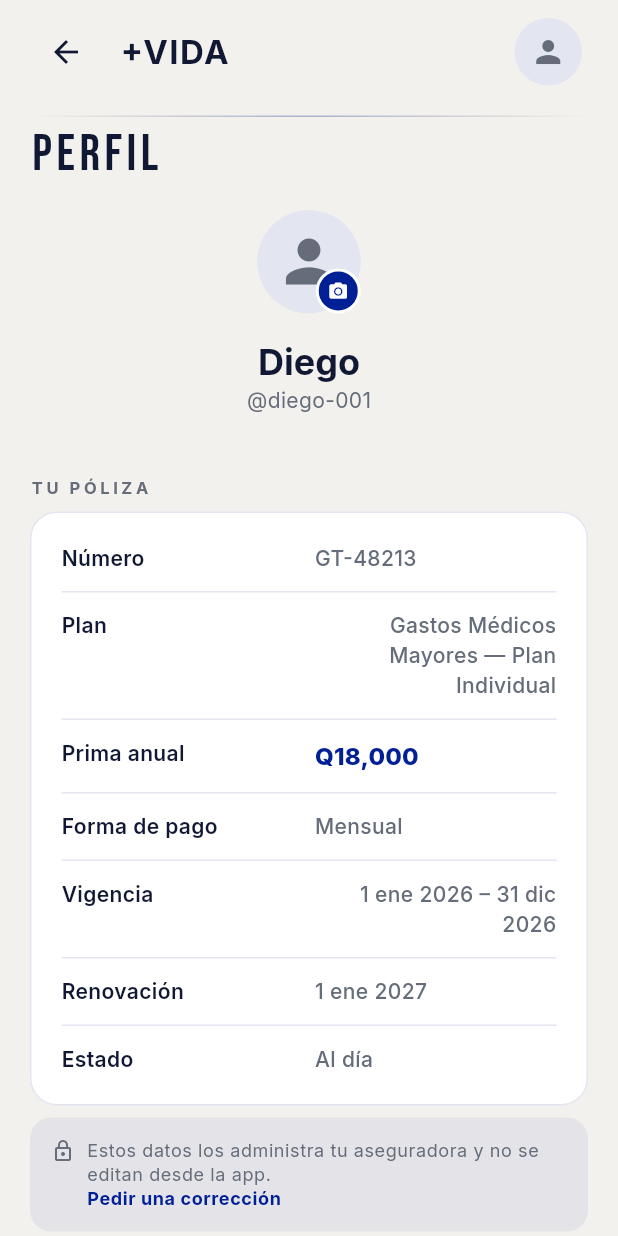
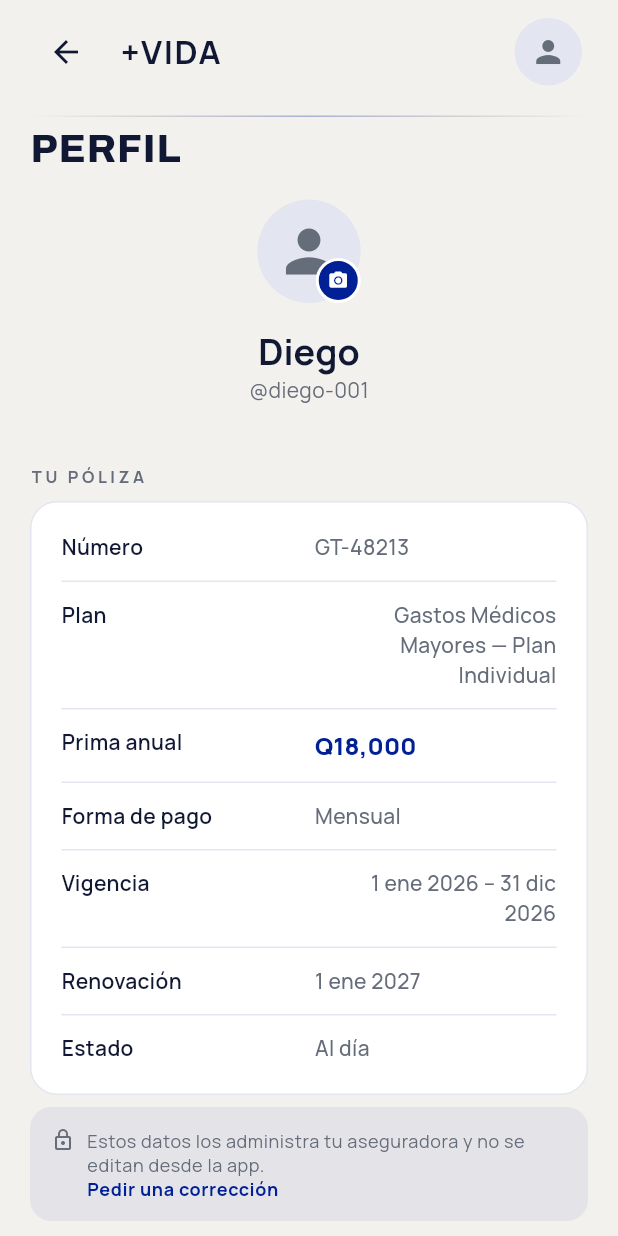
Before and after one commit to avoleon15/mas-vida, a Flutter app: the MiPlanScreen screen opened by its route, after a tap on the "person" icon, on a phone screen of 412 x 824 dp. Run offline on Flutter 3.47's test engine with Material 3 defaults, Android fonts, the phone set to English and light mode, and no system bars; drawn by our look-alikes of getwidget; our stand-ins replace fl_chart, flutter_svg, google_fonts, lottie, share_plus, shared_preferences; missing offline and left inert: shadcn_ui; accounts and stored records are empty.

Commit message:
Cambiar las fuentes: Archivo y Manrope en vez de Bebas e Inter
Inter es la fuente por defecto de medio internet y la app se veia sin
terminar. Ahora el texto va en Manrope y los numeros y titulos en Archivo.

Como Archivo no es condensada como Bebas, hubo que ajustar cosas:
- el tracking de los tamanos grandes ahora va en negativo
- los titulos de pantalla bajan de 34 a 26 para que no se salgan
- el numero del anillo entra en un FittedBox para que nunca desborde
- los titulos van en mayuscula ("SOCIAL", no "Social")

```diff
--- a/DEMO/vida_demo/lib/screens/amigos_screen.dart
+++ b/DEMO/vida_demo/lib/screens/amigos_screen.dart
@@ -130,7 +130,7 @@ class _AmigosScreenState extends State<AmigosScreen> {
                       child: Column(
                         crossAxisAlignment: CrossAxisAlignment.start,
                         children: [
-                          Text('Amigos', style: AppTheme.sectionTitle),
+                          Text('AMIGOS', style: AppTheme.sectionTitle),
                           const SizedBox(height: 18),
                           ContadoresAmigos(
                             seleccionado: _tab.index,
--- a/DEMO/vida_demo/lib/screens/mi_plan_screen.dart
+++ b/DEMO/vida_demo/lib/screens/mi_plan_screen.dart
@@ -70,7 +70,7 @@ class MiPlanScreen extends StatelessWidget {
                   crossAxisAlignment: CrossAxisAlignment.start,
                   children: [
                     const SizedBox(height: 24),
-                    Text('Mi Plan', style: AppTheme.sectionTitle),
+                    Text('MI PLAN', style: AppTheme.sectionTitle),
                     const SizedBox(height: 20),
                     _buildCashbackCard(context),
                     const SizedBox(height: 12),
--- a/DEMO/vida_demo/lib/screens/perfil_screen.dart
+++ b/DEMO/vida_demo/lib/screens/perfil_screen.dart
@@ -62,7 +62,7 @@ class _PerfilScreenState extends State<PerfilScreen> {
                 child: Column(
                   crossAxisAlignment: CrossAxisAlignment.start,
                   children: [
-                    Text('Perfil', style: AppTheme.sectionTitle),
+                    Text('PERFIL', style: AppTheme.sectionTitle),
                     const SizedBox(height: 20),
                     _Cabecera(
                       nombre: perfil.nombre,
--- a/DEMO/vida_demo/lib/screens/progress_screen.dart
+++ b/DEMO/vida_demo/lib/screens/progress_screen.dart
@@ -116,7 +116,7 @@ class _ProgressScreenState extends State<ProgressScreen> {
   Widget _buildEncabezado(BuildContext context) {
     return Row(
       children: [
-        Expanded(child: Text('Progreso', style: AppTheme.sectionTitle)),
+        Expanded(child: Text('PROGRESO', style: AppTheme.sectionTitle)),
         // Mismo botón azul que "Ver mi cashback" en Hoy, en su versión
         // compacta para poder ir al lado del título.
         BotonPrincipal(
--- a/DEMO/vida_demo/lib/screens/records_screen.dart
+++ b/DEMO/vida_demo/lib/screens/records_screen.dart
@@ -80,7 +80,7 @@ class RecordsScreen extends StatelessWidget {
                 child: Column(
                   crossAxisAlignment: CrossAxisAlignment.start,
                   children: [
-                    Text('Tus récords', style: AppTheme.sectionTitle),
+                    Text('TUS RÉCORDS', style: AppTheme.sectionTitle),
                     const SizedBox(height: 20),
                     _buildDestacado(context),
                     const SizedBox(height: AppSpacing.seccion),
--- a/DEMO/vida_demo/lib/screens/social_screen.dart
+++ b/DEMO/vida_demo/lib/screens/social_screen.dart
@@ -87,7 +87,7 @@ class _SocialScreenState extends State<SocialScreen> {
                   crossAxisAlignment: CrossAxisAlignment.start,
                   children: [
                     const SizedBox(height: 24),
-                    Text('Social', style: AppTheme.sectionTitle),
+                    Text('SOCIAL', style: AppTheme.sectionTitle),
                     const SizedBox(height: 20),
                     _SelectorTab(
                       seleccionado: _tab,
--- a/DEMO/vida_demo/lib/theme.dart
+++ b/DEMO/vida_demo/lib/theme.dart
@@ -63,6 +63,22 @@ class AppColors {
 
   /// Íconos y texto de apoyo que tienen que leerse sin gritar.
   static const Color azulMedio = Color(0xFF5468BC);
+
+  /// Un paso INTERMEDIO entre [azulBruma] y [azulSuave].
+  ///
+  /// Existe para las sombras sólidas de las piezas apagadas: sobre
+  /// azulBruma, una sombra en azulSuave se ve como un borde y no como
+  /// volumen. No es un sexto color: es el mismo azul, derivado de dos
+  /// tonos que ya existen, así que si el azul de marca cambia este lo
+  /// sigue solo.
+  static final Color azulTenue = Color.lerp(azulBruma, azulSuave, 0.4)!;
+
+  /// El azul de marca oscurecido, para las sombras sólidas.
+  ///
+  /// Derivado y no escrito a mano por lo mismo que en `boton_relieve.dart`:
+  /// un hex suelto se despega del resto de la paleta en cuanto alguien
+  /// toca el azul.
+  static final Color azulSombra = Color.lerp(accent, Colors.black, 0.28)!;
 
   /// Naranja de marca. Detalles chicos: estados de éxito, checks,
   /// marcadores, chips. Antes acá vivía el verde de salud.
@@ -270,42 +286,66 @@ class AppTheme {
 
   /// Tracking correcto para un tamaño dado.
   ///
-  /// Un `letterSpacing` fijo está mal en algún tamaño sí o sí: el texto
-  /// grande se ve desarmado con las letras separadas, y el chico se
-  /// vuelve ilegible si se le pega demasiado. Achica a medida que crece.
+  /// Un `letterSpacing` fijo está mal en algún tamaño sí o sí. La regla
+  /// es la de Apple: cuanto MÁS grande el texto, MÁS pegadas van las
+  /// letras. Al crecer, el espacio entre ellas crece solo y el título se
+  /// desarma; al achicar, hace falta abrirlo para que se lea.
+  ///
+  /// Por eso los tamaños grandes dan negativo. Con Bebas Neue esta
+  /// función devolvía siempre positivo, porque una condensada necesita
+  /// que la separen; Archivo es de ancho normal y necesita lo contrario.
   static double trackingPara(double fontSize) {
-    if (fontSize >= 48) return 0;
-    if (fontSize >= 32) return 1;
-    if (fontSize >= 20) return 2;
-    return 2.5;
+    if (fontSize >= 48) return -1.5;
+    if (fontSize >= 32) return -0.8;
+    if (fontSize >= 20) return -0.2;
+    return 0.2;
   }
 
-  /// Display font (Bebas Neue) con el tracking ya ajustado al tamaño.
-  static TextStyle display(double fontSize) => GoogleFonts.bebasNeue(
+  /// Display font (Archivo) con el tracking ya ajustado al tamaño.
+  ///
+  /// Es la que llevan los números grandes: los pasos del día, los puntos,
+  /// la racha. Va en w700 porque Archivo en peso normal no aguanta el
+  /// tamaño — al lado de Manrope se vería como texto agrandado y no como
+  /// un número protagonista.
+  static TextStyle display(double fontSize) => GoogleFonts.archivo(
     color: AppColors.textPrimary,
     fontSize: fontSize,
+    fontWeight: FontWeight.w700,
     letterSpacing: trackingPara(fontSize),
     height: 1,
   );
 
   // SF Pro es propietaria de Apple: solo se puede usar en apps para
-  // plataformas Apple. Como esta app también corre en Web, usamos Inter
-  // (Google Fonts) como reemplazo visualmente muy cercano en todas las
-  // plataformas.
+  // plataformas Apple, y esta también corre en Web.
+  //
+  // El reemplazo es Manrope, no Inter. Inter es el clon más parecido a SF
+  // Pro, pero es también la fuente por defecto de medio internet: una app
+  // en Inter no se lee como diseñada, se lee como sin terminar. Manrope
+  // tiene las mismas virtudes que hacían falta —contadores abiertos y
+  // buena lectura en 11-13 pt, que es donde vive casi todo el texto de
+  // +Vida— con terminaciones más suaves. Le queda mejor a una app que
+  // tiene que transmitir calma.
   static final TextTheme _textTheme =
-      GoogleFonts.interTextTheme(ThemeData.light().textTheme).apply(
+      GoogleFonts.manropeTextTheme(ThemeData.light().textTheme).apply(
         bodyColor: AppColors.textPrimary,
         displayColor: AppColors.textPrimary,
       );
 
-  /// Estilo para encabezados de sección tipo "HOY": una display font con
-  /// más carácter que el resto de la tipografía (Inter), pensada para
-  /// una app de actividad física. Se reutiliza en todas las pantallas.
-  static TextStyle get sectionTitle => GoogleFonts.bebasNeue(
+  /// Título de pantalla: "SOCIAL", "PROGRESO", "MI PLAN".
+  ///
+  /// Va en Archivo, la misma display font de los números, para que la
+  /// app hable con dos voces y no con tres.
+  ///
+  /// El tamaño bajó de 34 a 26 al cambiar de fuente, y no es un capricho:
+  /// Bebas Neue es condensada y a 34 ocupaba lo que Archivo ocupa a 26.
+  /// Manteniendo el 34 los títulos largos ("TUS RÉCORDS") se salían de
+  /// pantalla en un iPhone angosto.
+  static TextStyle get sectionTitle => GoogleFonts.archivo(
     color: AppColors.textPrimary,
-    fontSize: 34,
-    letterSpacing: 3,
-    height: 1,
+    fontSize: 26,
+    fontWeight: FontWeight.w800,
+    letterSpacing: 0.6,
+    height: 1.05,
   );
 
   static ThemeData get temaClaro {
--- a/DEMO/vida_demo/lib/widgets/progress_ring.dart
+++ b/DEMO/vida_demo/lib/widgets/progress_ring.dart
@@ -236,12 +236,17 @@ class TextoCentroAnillo extends StatelessWidget {
       children: [
         Text('LLEVÁS', style: estiloEtiqueta?.copyWith(letterSpacing: 2.5)),
         const SizedBox(height: 2),
-        Text(
-          formatearMiles(pasos),
-          // Bebas Neue, la misma display font de los encabezados de
-          // sección. Al ser condensada, un número de cinco dígitos entra
-          // cómodo adentro del aro.
-          style: AppTheme.sectionTitle.copyWith(fontSize: 62, letterSpacing: 1),
+        // Archivo no es condensada como la Bebas Neue que había antes,
+        // así que un número de cinco dígitos ya no entra solo: el
+        // FittedBox lo achica si hace falta. Es el seguro real — el día
+        // que alguien camine 100,000 pasos el número tiene que caber
+        // igual, no desbordar el aro.
+        SizedBox(
+          width: 190,
+          child: FittedBox(
+            fit: BoxFit.scaleDown,
+            child: Text(formatearMiles(pasos), style: AppTheme.display(58)),
+          ),
         ),
         const SizedBox(height: 6),
         // "PASOS" va ARRIBA del filete, cerrando el número.
```
